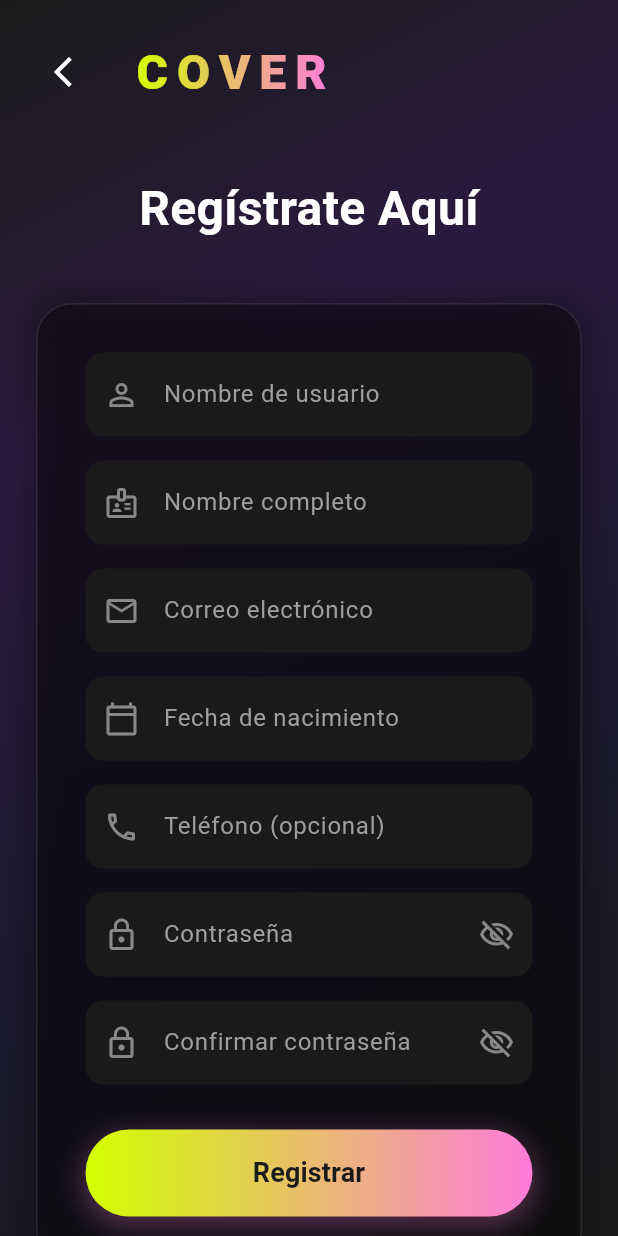
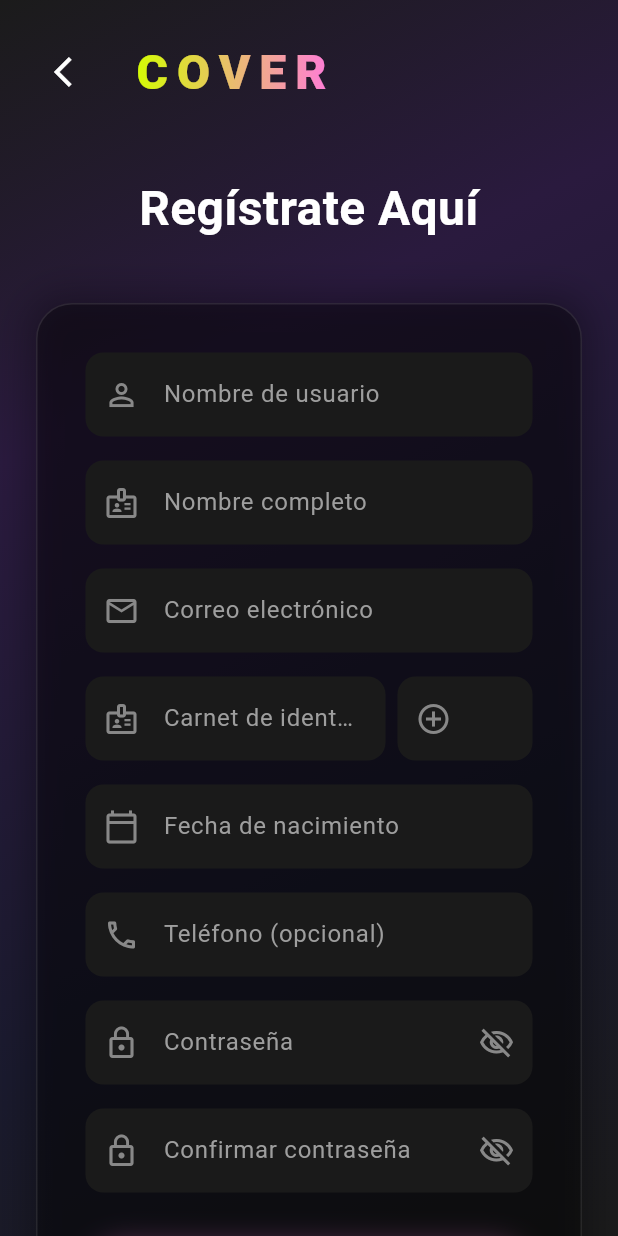
Before and after one commit to GadielBG/CoverFlutterFrontend, a Flutter app: the RegisterPage screen opened directly, on a phone screen of 412 x 824 dp. Run offline on Flutter 3.47's test engine with Material 3 defaults, Android fonts, the light colour scheme and no system bars; our stand-ins replace bloc, dio, equatable, flutter_bloc, get_it, shared_preferences; accounts and stored records are empty.

Commit message:
feat: Se añadio campo de carnet de identidad y complemento para el registro

```diff
--- a/lib/presentation/pages/auth/register_page.dart
+++ b/lib/presentation/pages/auth/register_page.dart
@@ -20,6 +20,7 @@ class _RegisterPageState extends State<RegisterPage> {
   final _telefonoController = TextEditingController();
   final _carnetController = TextEditingController();
   final _fechaNacimientoController = TextEditingController();
+  final _complementoController = TextEditingController();
   bool _obscurePassword = true;
   bool _obscureConfirmPassword = true;
   DateTime? _fechaSeleccionada;
@@ -34,6 +35,7 @@ class _RegisterPageState extends State<RegisterPage> {
     _telefonoController.dispose();
     _carnetController.dispose();
     _fechaNacimientoController.dispose();
+    _complementoController.dispose();
     super.dispose();
   }
 
@@ -48,14 +50,16 @@ class _RegisterPageState extends State<RegisterPage> {
           telefono: _telefonoController.text.trim().isEmpty
               ? null
               : _telefonoController.text.trim(),
-          carnet: _carnetController.text.trim().isEmpty
-              ? null
-              : _carnetController.text.trim(),
           fechaNacimiento: _fechaSeleccionada != null
               ? '${_fechaSeleccionada!.year}-'
                 '${_fechaSeleccionada!.month.toString().padLeft(2, '0')}-'
                 '${_fechaSeleccionada!.day.toString().padLeft(2, '0')}'
               : null,
+          carnet: _carnetController.text.trim().isEmpty
+              ? null
+              : _complementoController.text.trim().isEmpty
+              ? _carnetController.text.trim()
+              : '${_carnetController.text.trim()}-${_complementoController.text.trim().toUpperCase()}',
         ),
       );
     }
@@ -265,6 +269,57 @@ class _RegisterPageState extends State<RegisterPage> {
                                 ),
                                 const SizedBox(height: 16),
 
+                                Row(
+                                  crossAxisAlignment: CrossAxisAlignment.start,
+                                  children: [
+                                    Expanded(
+                                      flex: 3,
+                                      child: TextFormField(
+                                        controller: _carnetController,
+                                        keyboardType: TextInputType.number,
+                                        style: const TextStyle(color: Colors.white),
+                                        decoration: const InputDecoration(
+                                          hintText: 'Carnet de identidad',
+                                          prefixIcon: Icon(Icons.badge_outlined, color: AppTheme.hintColor),
+                                        ),
+                                        validator: (valor) {
+                                          if (valor == null || valor.isEmpty) {
+                                            return 'Por favor ingrese su carnet es obligatorio';
+                                          }
+                                          if (!RegExp(r'^\d+$').hasMatch(valor)) {
+                                            return 'Por favor ingrese solo números';
+                                          }
+                                          return null;
+                                        },
+                                      ),
+                                    ),
+                                    const SizedBox(width: 8),
+                                    SizedBox(
+                                      width: 90,
+                                      child: TextFormField(
+                                        controller: _complementoController,
+                                        style: const TextStyle(color: Colors.white),
+                                        textCapitalization: TextCapitalization.characters,
+                                        maxLength: 2,
+                                        decoration: const InputDecoration(
+                                          hintText: 'Comp. (Opcional)',
+                                          counterText: '',
+                                          prefixIcon: Icon(Icons.add_circle_outline, color: AppTheme.hintColor),
+                                        ),
+                                        validator: (valor) {
+                                          if (valor != null && valor.isNotEmpty) {
+                                            if (!RegExp(r'^[A-Za-z0-9]{2}$').hasMatch(valor)) {
+                                              return 'Ej: 1A';
+                                            }
+                                          }
+                                          return null;
+                                        },
+                                      ),
+                                    ),
+                                  ],
+                                ),
+                                const SizedBox(height: 16),
+
                                 TextFormField(
                                   controller: _fechaNacimientoController,
                                   readOnly: true,
@@ -278,7 +333,7 @@ class _RegisterPageState extends State<RegisterPage> {
                                   onTap: () => _seleccionarFecha(),
                                   validator: (valor) {
                                     if (valor == null || valor.isEmpty) {
-                                      return 'Por favor seleccione su fecha de nacimiento';
+                                      return 'Por favor ingrese su fecha de nacimiento';
                                     }
                                     return null;
                                   },
@@ -416,7 +471,7 @@ class _RegisterPageState extends State<RegisterPage> {
                                                     ),
                                               )
                                             : const Text(
-                                                'Registrar',
+                                                'Registrarse',
                                                 style: TextStyle(
                                                   fontSize: 18,
                                                   fontWeight: FontWeight.bold,
```
